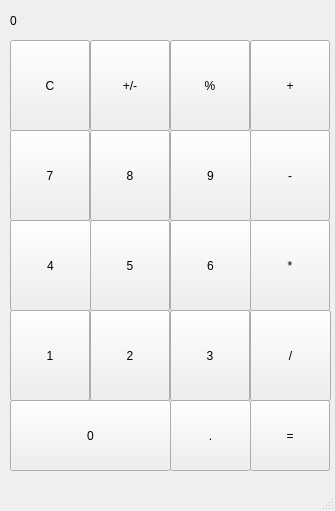
The window that mainwindow.ui (Lyten1/calculator) describes before a commit, drawn with Qt 5.
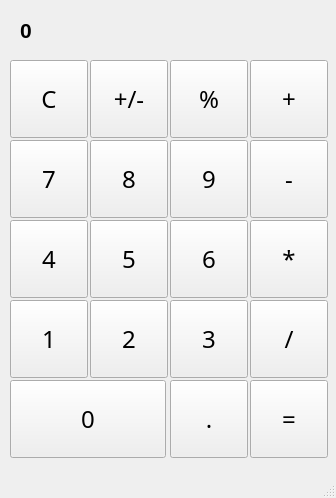
The same window after the commit.

Diff of the .ui file:
```diff
--- a/mainwindow.ui
+++ b/mainwindow.ui
@@ -6,8 +6,8 @@
    <rect>
     <x>0</x>
     <y>0</y>
-    <width>335</width>
-    <height>511</height>
+    <width>336</width>
+    <height>498</height>
    </rect>
   </property>
   <property name="windowTitle">
@@ -18,11 +18,17 @@
     <property name="geometry">
      <rect>
       <x>10</x>
-      <y>310</y>
-      <width>80</width>
-      <height>91</height>
+      <y>300</y>
+      <width>78</width>
+      <height>78</height>
      </rect>
     </property>
+    <property name="font">
+     <font>
+      <family>Magneto</family>
+      <pointsize>18</pointsize>
+     </font>
+    </property>
     <property name="text">
      <string>1</string>
     </property>
@@ -31,11 +37,17 @@
     <property name="geometry">
      <rect>
       <x>90</x>
-      <y>310</y>
-      <width>80</width>
-      <height>91</height>
+      <y>300</y>
+      <width>78</width>
+      <height>78</height>
      </rect>
     </property>
+    <property name="font">
+     <font>
+      <family>Magneto</family>
+      <pointsize>18</pointsize>
+     </font>
+    </property>
     <property name="text">
      <string>2</string>
     </property>
@@ -44,11 +56,17 @@
     <property name="geometry">
      <rect>
       <x>170</x>
-      <y>310</y>
-      <width>80</width>
-      <height>91</height>
+      <y>300</y>
+      <width>78</width>
+      <height>78</height>
      </rect>
     </property>
+    <property name="font">
+     <font>
+      <family>Magneto</family>
+      <pointsize>18</pointsize>
+     </font>
+    </property>
     <property name="text">
      <string>3</string>
     </property>
@@ -58,10 +76,16 @@
      <rect>
       <x>10</x>
       <y>220</y>
-      <width>81</width>
-      <height>91</height>
+      <width>78</width>
+      <height>78</height>
      </rect>
     </property>
+    <property name="font">
+     <font>
+      <family>Magneto</family>
+      <pointsize>18</pointsize>
+     </font>
+    </property>
     <property name="text">
      <string>4</string>
     </property>
@@ -71,10 +95,16 @@
      <rect>
       <x>90</x>
       <y>220</y>
-      <width>80</width>
-      <height>91</height>
+      <width>78</width>
+      <height>78</height>
      </rect>
     </property>
+    <property name="font">
+     <font>
+      <family>Magneto</family>
+      <pointsize>18</pointsize>
+     </font>
+    </property>
     <property name="text">
      <string>5</string>
     </property>
@@ -84,10 +114,16 @@
      <rect>
       <x>170</x>
       <y>220</y>
-      <width>81</width>
-      <height>91</height>
+      <width>78</width>
+      <height>78</height>
      </rect>
     </property>
+    <property name="font">
+     <font>
+      <family>Magneto</family>
+      <pointsize>18</pointsize>
+     </font>
+    </property>
     <property name="text">
      <string>6</string>
     </property>
@@ -96,11 +132,17 @@
     <property name="geometry">
      <rect>
       <x>10</x>
-      <y>130</y>
-      <width>80</width>
-      <height>91</height>
+      <y>140</y>
+      <width>78</width>
+      <height>78</height>
      </rect>
     </property>
+    <property name="font">
+     <font>
+      <family>Magneto</family>
+      <pointsize>18</pointsize>
+     </font>
+    </property>
     <property name="text">
      <string>7</string>
     </property>
@@ -109,11 +151,17 @@
     <property name="geometry">
      <rect>
       <x>90</x>
-      <y>130</y>
-      <width>80</width>
-      <height>91</height>
+      <y>140</y>
+      <width>78</width>
+      <height>78</height>
      </rect>
     </property>
+    <property name="font">
+     <font>
+      <family>Magneto</family>
+      <pointsize>18</pointsize>
+     </font>
+    </property>
     <property name="text">
      <string>8</string>
     </property>
@@ -122,11 +170,17 @@
     <property name="geometry">
      <rect>
       <x>170</x>
-      <y>130</y>
-      <width>81</width>
-      <height>91</height>
+      <y>140</y>
+      <width>78</width>
+      <height>78</height>
      </rect>
     </property>
+    <property name="font">
+     <font>
+      <family>Magneto</family>
+      <pointsize>18</pointsize>
+     </font>
+    </property>
     <property name="text">
      <string>9</string>
     </property>
@@ -135,11 +189,17 @@
     <property name="geometry">
      <rect>
       <x>10</x>
-      <y>40</y>
-      <width>80</width>
-      <height>91</height>
+      <y>60</y>
+      <width>78</width>
+      <height>78</height>
      </rect>
     </property>
+    <property name="font">
+     <font>
+      <family>Magneto</family>
+      <pointsize>18</pointsize>
+     </font>
+    </property>
     <property name="text">
      <string>C</string>
     </property>
@@ -148,11 +208,17 @@
     <property name="geometry">
      <rect>
       <x>90</x>
-      <y>40</y>
-      <width>80</width>
-      <height>91</height>
+      <y>60</y>
+      <width>78</width>
+      <height>78</height>
      </rect>
     </property>
+    <property name="font">
+     <font>
+      <family>Magneto</family>
+      <pointsize>18</pointsize>
+     </font>
+    </property>
     <property name="text">
      <string>+/-</string>
     </property>
@@ -161,11 +227,17 @@
     <property name="geometry">
      <rect>
       <x>170</x>
-      <y>40</y>
-      <width>80</width>
-      <height>91</height>
+      <y>60</y>
+      <width>78</width>
+      <height>78</height>
      </rect>
     </property>
+    <property name="font">
+     <font>
+      <family>Magneto</family>
+      <pointsize>18</pointsize>
+     </font>
+    </property>
     <property name="text">
      <string>%</string>
     </property>
@@ -174,11 +246,17 @@
     <property name="geometry">
      <rect>
       <x>10</x>
-      <y>400</y>
-      <width>161</width>
-      <height>71</height>
+      <y>380</y>
+      <width>156</width>
+      <height>78</height>
      </rect>
     </property>
+    <property name="font">
+     <font>
+      <family>Magneto</family>
+      <pointsize>18</pointsize>
+     </font>
+    </property>
     <property name="text">
      <string>0</string>
     </property>
@@ -187,11 +265,17 @@
     <property name="geometry">
      <rect>
       <x>170</x>
-      <y>400</y>
-      <width>81</width>
-      <height>71</height>
+      <y>380</y>
+      <width>78</width>
+      <height>78</height>
      </rect>
     </property>
+    <property name="font">
+     <font>
+      <family>Magneto</family>
+      <pointsize>18</pointsize>
+     </font>
+    </property>
     <property name="text">
      <string>.</string>
     </property>
@@ -200,11 +284,17 @@
     <property name="geometry">
      <rect>
       <x>250</x>
-      <y>40</y>
-      <width>80</width>
-      <height>91</height>
+      <y>60</y>
+      <width>78</width>
+      <height>78</height>
      </rect>
     </property>
+    <property name="font">
+     <font>
+      <family>Magneto</family>
+      <pointsize>18</pointsize>
+     </font>
+    </property>
     <property name="text">
      <string>+</string>
     </property>
@@ -213,11 +303,17 @@
     <property name="geometry">
      <rect>
       <x>250</x>
-      <y>130</y>
-      <width>80</width>
-      <height>91</height>
+      <y>140</y>
+      <width>78</width>
+      <height>78</height>
      </rect>
     </property>
+    <property name="font">
+     <font>
+      <family>Magneto</family>
+      <pointsize>18</pointsize>
+     </font>
+    </property>
     <property name="text">
      <string>-</string>
     </property>
@@ -227,10 +323,16 @@
      <rect>
       <x>250</x>
       <y>220</y>
-      <width>80</width>
-      <height>91</height>
+      <width>78</width>
+      <height>78</height>
      </rect>
     </property>
+    <property name="font">
+     <font>
+      <family>Magneto</family>
+      <pointsize>18</pointsize>
+     </font>
+    </property>
     <property name="text">
      <string>*</string>
     </property>
@@ -239,11 +341,17 @@
     <property name="geometry">
      <rect>
       <x>250</x>
-      <y>400</y>
-      <width>80</width>
-      <height>71</height>
+      <y>380</y>
+      <width>78</width>
+      <height>78</height>
      </rect>
     </property>
+    <property name="font">
+     <font>
+      <family>Magneto</family>
+      <pointsize>18</pointsize>
+     </font>
+    </property>
     <property name="text">
      <string>=</string>
     </property>
@@ -251,12 +359,19 @@
    <widget class="QLabel" name="result_show">
     <property name="geometry">
      <rect>
-      <x>10</x>
-      <y>0</y>
-      <width>321</width>
+      <x>20</x>
+      <y>10</y>
+      <width>301</width>
       <height>41</height>
      </rect>
     </property>
+    <property name="font">
+     <font>
+      <pointsize>16</pointsize>
+      <weight>75</weight>
+      <bold>true</bold>
+     </font>
+    </property>
     <property name="styleSheet">
      <string notr="true">QLabel {
   qproperty-alignment: 'AlignVCenter | AlignRight';
@@ -273,11 +388,17 @@
     <property name="geometry">
      <rect>
       <x>250</x>
-      <y>310</y>
-      <width>81</width>
-      <height>91</height>
+      <y>300</y>
+      <width>78</width>
+      <height>78</height>
      </rect>
     </property>
+    <property name="font">
+     <font>
+      <family>Magneto</family>
+      <pointsize>18</pointsize>
+     </font>
+    </property>
     <property name="text">
      <string>/</string>
     </property>
```
Left out of the diff: 4 changed lines with no effect on the pictures.
